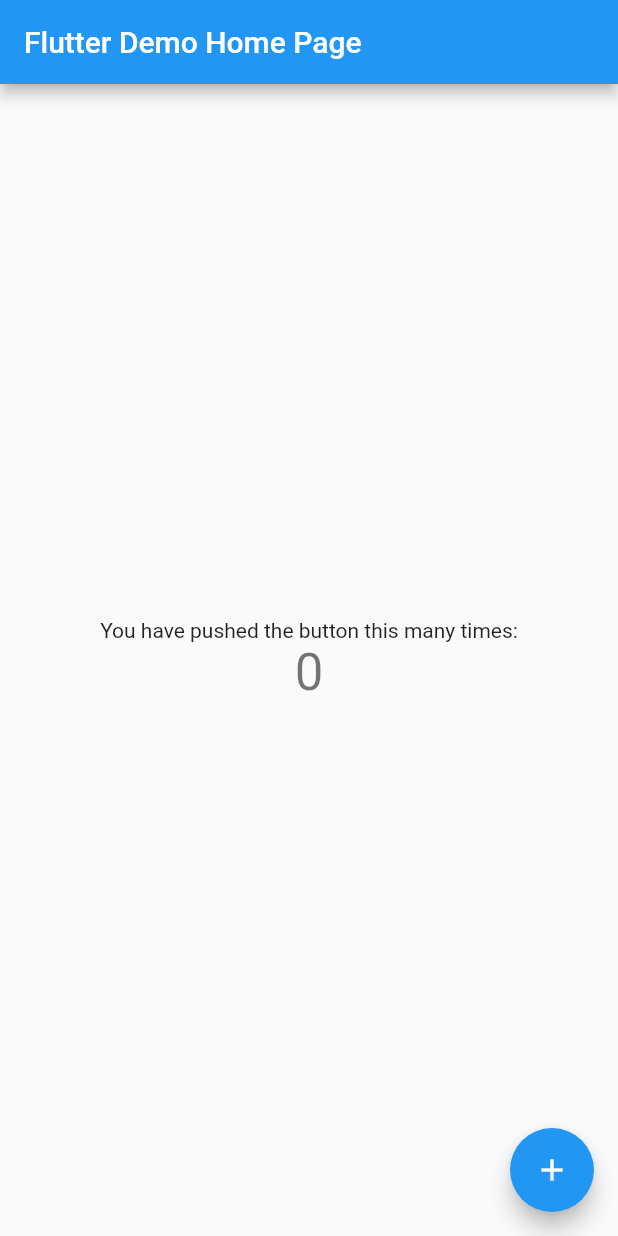
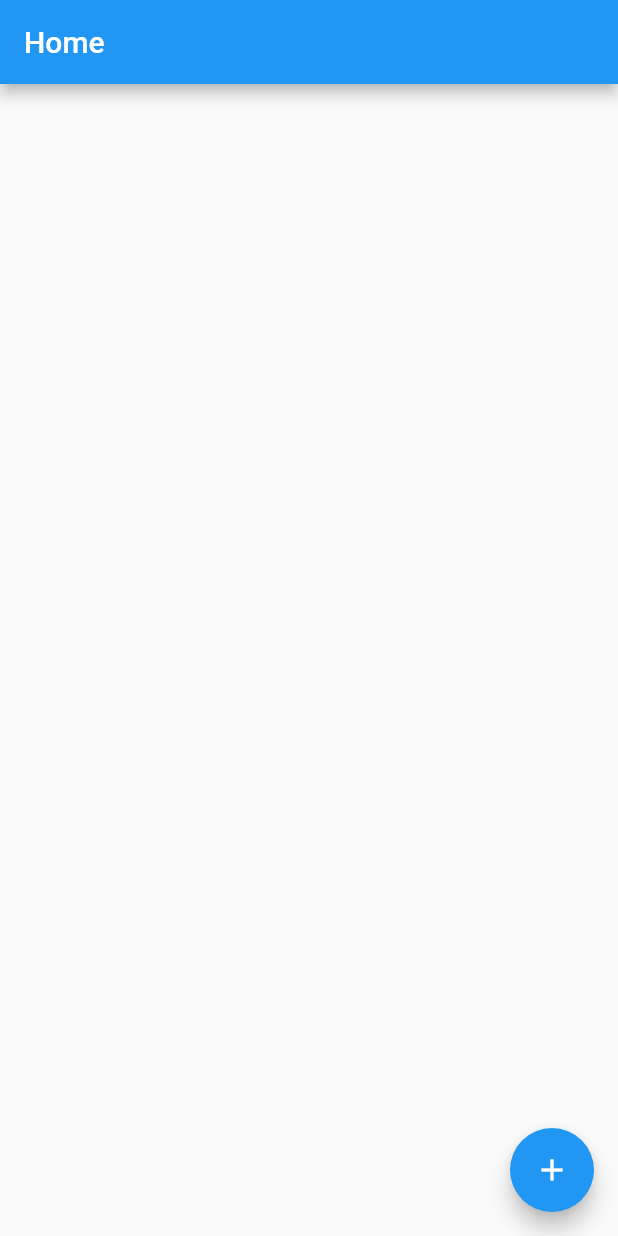
Before and after one commit to HAUDRAUFHAUN/music_lobby, a Flutter app: the screen it shows after launch, on a phone screen of 412 x 824 dp. Run offline on Flutter 3.47's test engine with Material 2 defaults, Android fonts, the phone set to English and light mode, and no system bars.

Commit message:
individualize ui

```diff
--- a/lib/main.dart
+++ b/lib/main.dart
@@ -9,7 +9,7 @@
   @override
   Widget build(BuildContext context) {
     return MaterialApp(
-      title: 'Flutter Demo',
+      title: 'Music Lobby',
       theme: ThemeData(
         // This is the theme of your application.
         //
@@ -22,7 +22,7 @@
         // is not restarted.
         primarySwatch: Colors.blue,
       ),
-      home: MyHomePage(title: 'Flutter Demo Home Page'),
+      home: MyHomePage(title: 'Home'),
     );
   }
 }
@@ -92,15 +92,7 @@
           // axis because Columns are vertical (the cross axis would be
           // horizontal).
           mainAxisAlignment: MainAxisAlignment.center,
-          children: <Widget>[
-            Text(
-              'You have pushed the button this many times:',
-            ),
-            Text(
-              '$_counter',
-              style: Theme.of(context).textTheme.headline4,
-            ),
-          ],
+          children: <Widget>[],
         ),
       ),
       floatingActionButton: FloatingActionButton(
```
